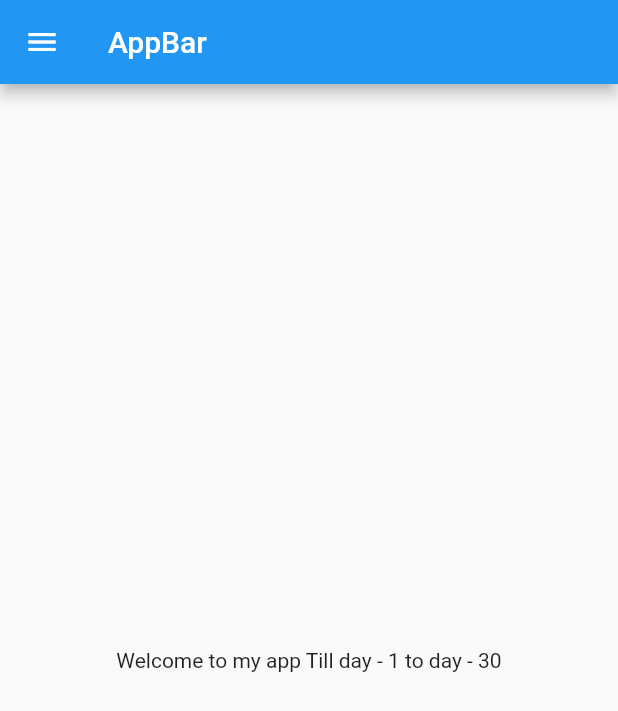
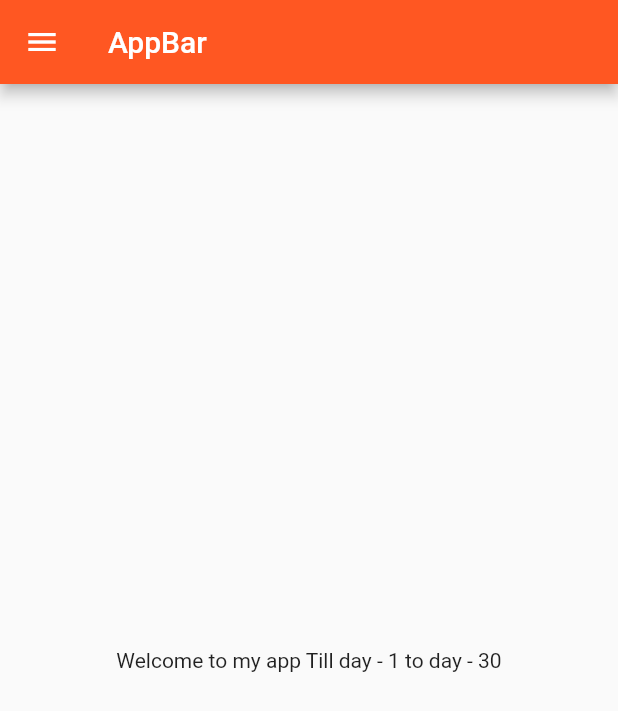
Before and after one commit to DigantaChauduri06/30DaysOfFlutter, a Flutter app: the screen it shows after launch, on a phone screen of 412 x 824 dp. Shown: the top 711 px of the screen. Run offline on Flutter 3.47's test engine with Material 2 defaults, Android fonts, the light colour scheme and no system bars.

Commit message:
Day 3 Completed

```diff
--- a/lib/homePage.dart
+++ b/lib/Pages/homePage.dart
@@ -13,10 +13,8 @@ class HomePage extends StatelessWidget {
         title: Text('AppBar'),
       ),
       body: Material(
-        child: SafeArea(
-          child: Center(
-            child: Text('$fullData'),
-          ),
+        child: Center(
+          child: Text('$fullData'),
         ),
       ),
       drawer: Drawer(),
--- /dev/null
+++ b/lib/Pages/loginPage.dart
@@ -0,0 +1,26 @@
+import 'package:flutter/material.dart';
+
+class LoginPage extends StatelessWidget {
+  @override
+  Widget build(BuildContext context) {
+    return MaterialApp(
+      theme: ThemeData.light(),
+      home: SafeArea(
+        child: Scaffold(
+          body: Material(
+            child: Center(
+              child: Text(
+                'Login page',
+                style: TextStyle(
+                  fontSize: 24,
+                  color: Colors.brown,
+                  fontWeight: FontWeight.bold,
+                ),
+              ),
+            ),
+          ),
+        ),
+      ),
+    );
+  }
+}
--- a/lib/main.dart
+++ b/lib/main.dart
@@ -1,5 +1,6 @@
 import 'package:flutter/material.dart';
-import 'homePage.dart';
+import 'Pages/homePage.dart';
+import 'Pages/loginPage.dart';
 
 void main() {
   runApp(MyApp());
@@ -8,8 +9,27 @@ void main() {
 class MyApp extends StatelessWidget {
   @override
   Widget build(BuildContext context) {
+    bringop(paisa: 700, plactic: true); //Function call
     return MaterialApp(
-      home: HomePage(),
+      // home: HomePage(),
+      //*This is for dark
+      //theme: ThemeData.dark(), //This is for Dark theme
+      // themeMode: ThemeMode.dark,
+      theme: ThemeData(primarySwatch: Colors.deepOrange),
+      darkTheme: ThemeData(
+        brightness: Brightness.dark,
+      ),
+      initialRoute: "/home",
+      routes: {
+        "/": (context) => LoginPage(),
+        "/home": (context) => HomePage(),
+        "/Login": (context) => LoginPage()
+      },
     );
   }
+
+  bringop({paisa = 100, @required bool plactic}) {
+    //default parameter if we write @requied then we must write that argument
+    print('paisa is $paisa and $plactic');
+  }
 }
```
